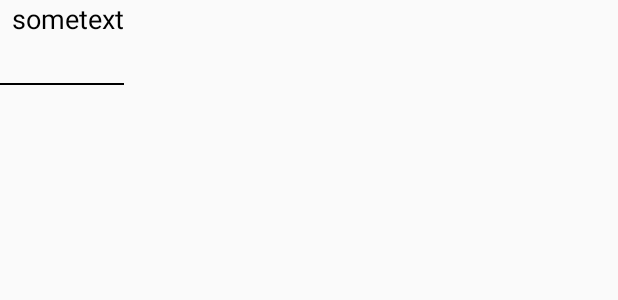
After one commit to sandymany/GeografijaApp, an Android app: the layout template_tree_collection.xml on its own in the app's theme, with its tools: preview values and no code run, on a phone screen of 412 x 824 dp. The commit adds this screen. Shown: the top 300 px of the screen. Run offline under Robolectric (Android 15) with nearby library versions, the phone set to English and light mode, and no system bars.

Commit message:
added: listing all trees in collection view

```diff
--- a/app/src/main/java/com/leticija/treeapp/Trees.java
+++ b/app/src/main/java/com/leticija/treeapp/Trees.java
@@ -11,7 +11,6 @@ import org.json.JSONArray;
 import org.json.JSONException;
 import org.json.JSONObject;
 
-import java.util.Base64;
 import java.util.HashMap;
 import java.util.Iterator;
 import java.util.Map;
--- /dev/null
+++ b/app/src/main/res/layout/template_tree_collection.xml
@@ -0,0 +1,43 @@
+<?xml version="1.0" encoding="utf-8"?>
+<LinearLayout
+    xmlns:android="http://schemas.android.com/apk/res/android"
+    android:id="@+id/template_expandView"
+    android:layout_width="wrap_content"
+    android:layout_height="wrap_content"
+    android:orientation="vertical"
+    android:gravity="top">
+
+    <TextView
+        android:id="@+id/collection_subtitle"
+        android:textColor="@color/black"
+        android:layout_width="wrap_content"
+        android:layout_height="wrap_content"
+        android:layout_marginLeft="8dp"
+        android:layout_marginBottom="5dp"
+        android:text="sometext"
+        android:textSize="18dp"/>
+
+    <LinearLayout
+        android:id="@+id/layout_contentText"
+        android:layout_width="wrap_content"
+        android:layout_height="wrap_content"
+        android:layout_below="@+id/collection_subtitle"
+        android:layout_marginLeft="12dp">
+
+        <TextView
+            android:id="@+id/content_text"
+            android:layout_width="wrap_content"
+            android:layout_height="wrap_content"
+            android:textSize="15dp" />
+
+    </LinearLayout>
+
+    <View
+        android:id="@+id/divider_contents"
+        android:layout_width="match_parent"
+        android:layout_height="1dp"
+        android:layout_marginTop="4dp"
+        android:layout_below="@id/layout_contentText"
+        android:background="@color/black"/>
+
+</LinearLayout>
```
Also changed, not shown: app/src/main/java/com/leticija/treeapp/Effects.java (+66 -0 lines), app/src/main/java/com/leticija/treeapp/activities/AddTreeActivity.java (+7 -3 lines), app/src/main/java/com/leticija/treeapp/activities/CollectionActivity.java (+52 -0 lines), app/src/main/java/com/leticija/treeapp/activities/HomeActivity.java (+0 -13 lines), app/src/main/res/layout/collection_activity.xml (+43 -1 lines).
